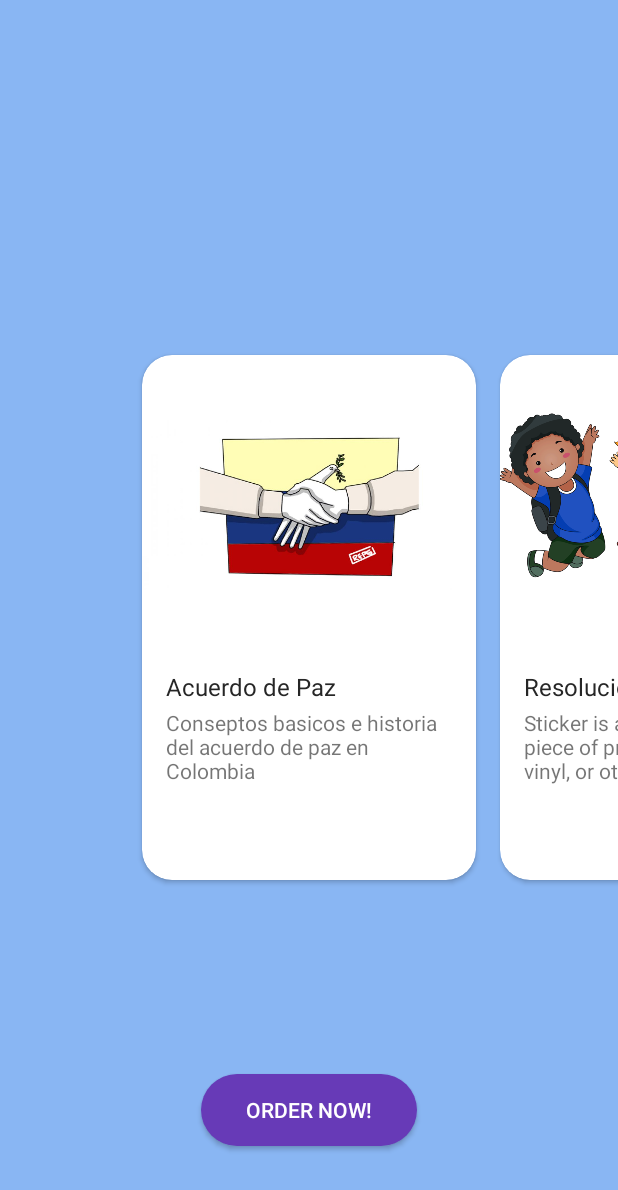
After one commit to camilonfs1/EntornoPazUDTesis, an Android app: the educationalModule screen opened directly, with no data from a screen before it, on a phone screen of 412 x 824 dp. The commit adds this screen. Shown: the top 1190 px of the screen. Run offline under Robolectric (Android 15) with nearby library versions, the phone set to English and light mode, and no system bars.

Commit message:
Educational module main is ok

```diff
--- a/app/build.gradle
+++ b/app/build.gradle
@@ -54,6 +54,10 @@ dependencies {
     implementation 'androidx.navigation:navigation-ui-ktx:2.0.0'
     implementation 'com.google.firebase:firebase-storage:16.0.4'
     implementation "com.xwray:groupie:2.7.0"
+    dependencies {
+        implementation "androidx.viewpager2:viewpager2:1.0.0"
+    }
+
     testImplementation 'junit:junit:4.12'
     implementation 'com.squareup.picasso:picasso:2.5.2'
     androidTestImplementation 'androidx.test.ext:junit:1.1.1'
--- a/app/src/main/AndroidManifest.xml
+++ b/app/src/main/AndroidManifest.xml
@@ -9,7 +9,11 @@
         android:roundIcon="@mipmap/iconepaz_main_round"
         android:supportsRtl="true"
         android:theme="@style/AppTheme">
-        <activity android:name=".Activities.MainStudentChat"></activity>
+        <activity android:name=".Activities.MainEducationalContainer"></activity>
+        <activity android:name=".Activities.educationalContainer" />
+        <activity android:name=".Activities.educationalContainer" />
+        <activity android:name=".Activities.educationalModule" />
+        <activity android:name=".Activities.MainStudentChat" />
         <activity android:name=".Activities.ChatLogActivity" />
         <activity android:name=".Activities.NewMessageTeacher" />
         <activity android:name=".Activities.MainTeacherChat" />
--- /dev/null
+++ b/app/src/main/java/com/example/entornopazud/Activities/MainEducationalContainer.kt
@@ -0,0 +1,13 @@
+package com.example.entornopazud.Activities
+
+import androidx.appcompat.app.AppCompatActivity
+import android.os.Bundle
+import com.example.entornopazud.R
+
+class MainEducationalContainer : AppCompatActivity() {
+
+    override fun onCreate(savedInstanceState: Bundle?) {
+        super.onCreate(savedInstanceState)
+        setContentView(R.layout.activity_main_educational_container)
+    }
+}
--- a/app/src/main/java/com/example/entornopazud/Activities/MainStudent.kt
+++ b/app/src/main/java/com/example/entornopazud/Activities/MainStudent.kt
@@ -29,7 +29,7 @@ class MainStudent : AppCompatActivity(), iComunicationFragmentsStudent {
     }
 
     override fun Activities1() {
-        Toast.makeText(applicationContext, "Aprender", Toast.LENGTH_SHORT).show()
+        startActivity(Intent(this, educationalModule::class.java))
     }
 
     override fun Stadistics() {
--- a/app/src/main/java/com/example/entornopazud/Activities/MainTeacherChat.kt
+++ b/app/src/main/java/com/example/entornopazud/Activities/MainTeacherChat.kt
@@ -47,7 +47,6 @@ class MainTeacherChat : AppCompatActivity() {
             intent.putExtra("key", keyTeacher)
             this.startActivity(intent)
         }
-        //setupDummyRows()
         listForLatesMassages(keyTeacher,nameTeacher)
 
     }
--- /dev/null
+++ b/app/src/main/java/com/example/entornopazud/Activities/educationalModule.kt
@@ -0,0 +1,110 @@
+package com.example.entornopazud.Activities
+
+import android.animation.ArgbEvaluator
+import android.os.Bundle
+import androidx.appcompat.app.AppCompatActivity
+import androidx.viewpager.widget.ViewPager
+import com.example.entornopazud.Adapters.Adapter_Module
+import com.example.entornopazud.Clases.Model
+import com.example.entornopazud.R
+import kotlinx.android.synthetic.main.activity_educational_module.*
+
+
+class educationalModule : AppCompatActivity() {
+
+    var models: ArrayList<Model>? = ArrayList()
+    var colors: Array<Int>? = null
+    var argbEvaluator: ArgbEvaluator = ArgbEvaluator()
+
+    override fun onCreate(savedInstanceState: Bundle?) {
+        super.onCreate(savedInstanceState)
+        setContentView(R.layout.activity_educational_module)
+
+
+        models = ArrayList()
+        models!!.add(
+            Model(
+                R.drawable.pazimage,
+                "Acuerdo de Paz",
+                "Conseptos basicos e historia del acuerdo de paz en Colombia"
+            )
+        )
+        models!!.add(
+            Model(
+                R.drawable.children_school,
+                "Resolución De Conflictos",
+                "Sticker is a type of label: a piece of printed paper, plastic, vinyl, or other material with pressure sensitive adhesive on one side"
+            )
+        )
+        models!!.add(
+            Model(
+                R.drawable.three_p,
+                "“LAS TRES P” ",
+                "Poster is any piece of printed paper designed to be attached to a wall or vertical surface."
+            )
+        )
+        models!!.add(
+            Model(
+                R.drawable.bullyng,
+                "Acoso Escolar ",
+                "Business cards are cards bearing business information about a company or individual."
+            )
+        )
+        models!!.add(
+            Model(
+                R.drawable.mythe,
+                "5 Mitos Sobre El Acoso Escolar",
+                "Business cards are cards bearing business information about a company or individual."
+            )
+        )
+
+
+        val adapter = Adapter_Module(models!!, this)
+
+         var viewPager1 = viewPager2
+        viewPager1?.setAdapter(adapter)
+        viewPager1!!.setPadding(130, 0, 130, 0)
+
+        val colors_temp = arrayOf(
+            resources.getColor(R.color.color1),
+            resources.getColor(R.color.color2),
+            resources.getColor(R.color.color3),
+            resources.getColor(R.color.color4),
+            resources.getColor(R.color.color5)
+        )
+
+        colors = colors_temp
+
+        viewPager1!!.setOnPageChangeListener(object : ViewPager.OnPageChangeListener {
+            override fun onPageScrollStateChanged(state: Int) {
+
+            }
+
+            override fun onPageScrolled(
+                position: Int,
+                positionOffset: Float,
+                positionOffsetPixels: Int
+            ) {
+                if (position < (adapter.count - 1) && position < (colors!!.size - 1)) {
+                    viewPager1!!.setBackgroundColor(
+                        argbEvaluator.evaluate(
+                            positionOffset,
+                            colors!![position], colors!![position + 1]
+                        ) as Int
+                    )
+
+
+                }else {
+                    viewPager1!!.setBackgroundColor(colors!!.get(colors!!.size - 1));
+                }
+            }
+
+            override fun onPageSelected(position: Int) {
+
+            }
+
+        })
+
+
+    }
+}
--- /dev/null
+++ b/app/src/main/java/com/example/entornopazud/Adapters/Adapter_Module.kt
@@ -0,0 +1,61 @@
+package com.example.entornopazud.Adapters
+
+import android.content.Context
+import android.content.Intent
+import android.view.LayoutInflater
+import android.view.View
+import android.view.ViewGroup
+import android.widget.ImageView
+import android.widget.TextView
+import androidx.viewpager.widget.PagerAdapter
+import com.example.entornopazud.Activities.MainActivity
+import com.example.entornopazud.Activities.MainStudentChat
+import com.example.entornopazud.Clases.Model
+import com.example.entornopazud.R
+
+
+class Adapter_Module(models: ArrayList<Model>, context: Context) : PagerAdapter ()    {
+
+    private var models: ArrayList<Model>? = null
+    private var context: Context? = null
+
+    init {
+        this.models = models
+        this.context = context
+    }
+
+    override fun getCount(): Int {
+        return models!!.size
+    }
+
+    override fun isViewFromObject(view: View, o1bject: Any): Boolean {
+        return view.equals(o1bject)
+    }
+
+    override fun instantiateItem(container: ViewGroup, position: Int): Any {
+        var view = LayoutInflater.from(context).inflate(R.layout.item, container, false)
+
+        var image : ImageView= view.findViewById(R.id.image)
+        var title : TextView = view.findViewById(R.id.title)
+        var desc : TextView = view.findViewById(R.id.desc)
+
+        image.setImageResource(models!!.get(position).image!!)
+        title.setText(models!!.get(position).title)
+        desc.setText(models!!.get(position).desc)
+
+        view.setOnClickListener {
+            val intent = Intent(context, MainActivity::class.java)
+            context!!.startActivity(intent)
+
+        }
+
+        container.addView(view)
+
+        return view
+    }
+
+    override fun destroyItem(container: ViewGroup, position: Int, o1bject: Any) {
+        container.removeView(o1bject as View)
+    }
+
+}
--- /dev/null
+++ b/app/src/main/java/com/example/entornopazud/Clases/Model.kt
@@ -0,0 +1,13 @@
+package com.example.entornopazud.Clases
+
+class Model(image: Int, title: String, desc: String) {
+    var image: Int? = null
+    var title: String? = null
+    var desc: String? = null
+
+    init {
+        this.image = image
+        this.title = title
+        this.desc = desc
+    }
+}
--- /dev/null
+++ b/app/src/main/res/drawable/btn2.xml
@@ -0,0 +1,11 @@
+<?xml version="1.0" encoding="utf-8"?>
+<selector xmlns:android="http://schemas.android.com/apk/res/android">
+    android:shape="rectangle"
+    android:padding="5dp">
+    <solid android:color="#b514be36"/> <!-- this one is ths color of the Rounded Button -->
+    <corners
+        android:bottomRightRadius="50dp"
+        android:bottomLeftRadius="50dp"
+        android:topLeftRadius="50dp"
+        android:topRightRadius="50dp"/>
+</selector>
--- /dev/null
+++ b/app/src/main/res/layout/activity_educational_module.xml
@@ -0,0 +1,32 @@
+<?xml version="1.0" encoding="utf-8"?>
+<RelativeLayout xmlns:android="http://schemas.android.com/apk/res/android"
+    xmlns:app="http://schemas.android.com/apk/res-auto"
+    xmlns:tools="http://schemas.android.com/tools"
+    android:layout_width="match_parent"
+    android:layout_height="match_parent"
+    tools:context=".Activities.educationalModule">
+
+    <androidx.viewpager.widget.ViewPager
+        android:id="@+id/viewPager2"
+        android:layout_width="match_parent"
+        android:layout_height="match_parent"
+        android:layout_weight="1"
+        android:clipToPadding="false"
+        android:paddingLeft="20dp"
+        android:paddingTop="20dp"
+        android:paddingRight="20dp" />
+
+    <Button
+        android:id="@+id/btnOrder"
+        android:text="Order Now!"
+        android:textColor="#fff"
+        android:background="@drawable/btn_back"
+        android:paddingLeft="30dp"
+        android:paddingRight="30dp"
+        android:layout_alignParentBottom="true"
+        android:layout_marginBottom="60dp"
+        android:layout_centerHorizontal="true"
+        android:layout_width="wrap_content"
+        android:layout_height="wrap_content" />
+
+</RelativeLayout>
--- /dev/null
+++ b/app/src/main/res/layout/activity_main_educational_container.xml
@@ -0,0 +1,9 @@
+<?xml version="1.0" encoding="utf-8"?>
+<FrameLayout xmlns:android="http://schemas.android.com/apk/res/android"
+    xmlns:app="http://schemas.android.com/apk/res-auto"
+    xmlns:tools="http://schemas.android.com/tools"
+    android:layout_width="match_parent"
+    android:layout_height="match_parent"
+    tools:context=".Activities.MainEducationalContainer">
+
+</FrameLayout>
--- /dev/null
+++ b/app/src/main/res/layout/item.xml
@@ -0,0 +1,49 @@
+<?xml version="1.0" encoding="utf-8"?>
+<LinearLayout xmlns:android="http://schemas.android.com/apk/res/android"
+    xmlns:app="http://schemas.android.com/apk/res-auto"
+    android:orientation="vertical"
+    android:layout_width="match_parent"
+    android:layout_height="match_parent"
+    android:gravity="center">
+
+    <androidx.cardview.widget.CardView
+        android:layout_width="match_parent"
+        android:layout_height="wrap_content"
+        app:cardCornerRadius="20dp"
+        android:layout_margin="8dp">
+        <RelativeLayout
+            android:layout_width="match_parent"
+            android:layout_height="350dp">
+            <ImageView
+                android:id="@+id/image"
+                android:layout_width="match_parent"
+                android:layout_height="200dp"/>
+            <TextView
+                android:id="@+id/title"
+                android:textColor="#262626"
+                android:layout_below="@id/image"
+                android:layout_marginTop="10dp"
+                android:layout_marginLeft="16dp"
+                android:text="Brochure"
+                android:textSize="16sp"
+                android:layout_width="wrap_content"
+                android:layout_height="wrap_content"
+                />
+            <TextView
+                android:id="@+id/desc"
+                android:layout_below="@id/title"
+                android:layout_marginTop="3dp"
+                android:layout_marginLeft="16dp"
+                android:layout_marginRight="16dp"
+                android:maxLines="3"
+                android:drawablePadding="10dp"
+                android:ellipsize="end"
+                android:text="description"
+                android:layout_width="wrap_content"
+                android:layout_height="wrap_content"/>
+
+        </RelativeLayout>
+
+    </androidx.cardview.widget.CardView>
+
+</LinearLayout>
--- a/app/src/main/res/values/colors.xml
+++ b/app/src/main/res/values/colors.xml
@@ -6,4 +6,12 @@
     <color name="colorHiper">#1B44D8</color>
     <color name="colorError">#D81B51</color>
     <color name="colorBlue">#673AB7</color>
+
+
+
+    <color name="color1">#89B6F3</color>
+    <color name="color2">#DA1A2B</color>
+    <color name="color3">#E664E5</color>
+    <color name="color4">#8ED174</color>
+    <color name="color5">#48A2AE</color>
 </resources>
--- /dev/null
+++ b/app/src/main/res/values/refs.xml
@@ -0,0 +1,2 @@
+<?xml version="1.0" encoding="utf-8"?>
+<resources></resources>
```
Also changed, not shown: app/src/main/res/drawable/bullyng.jpg (added), app/src/main/res/drawable/children_school.png (added), app/src/main/res/drawable/mythe.png (added), app/src/main/res/drawable/pazimage.png (added), app/src/main/res/drawable/three_p.jpg (added).
